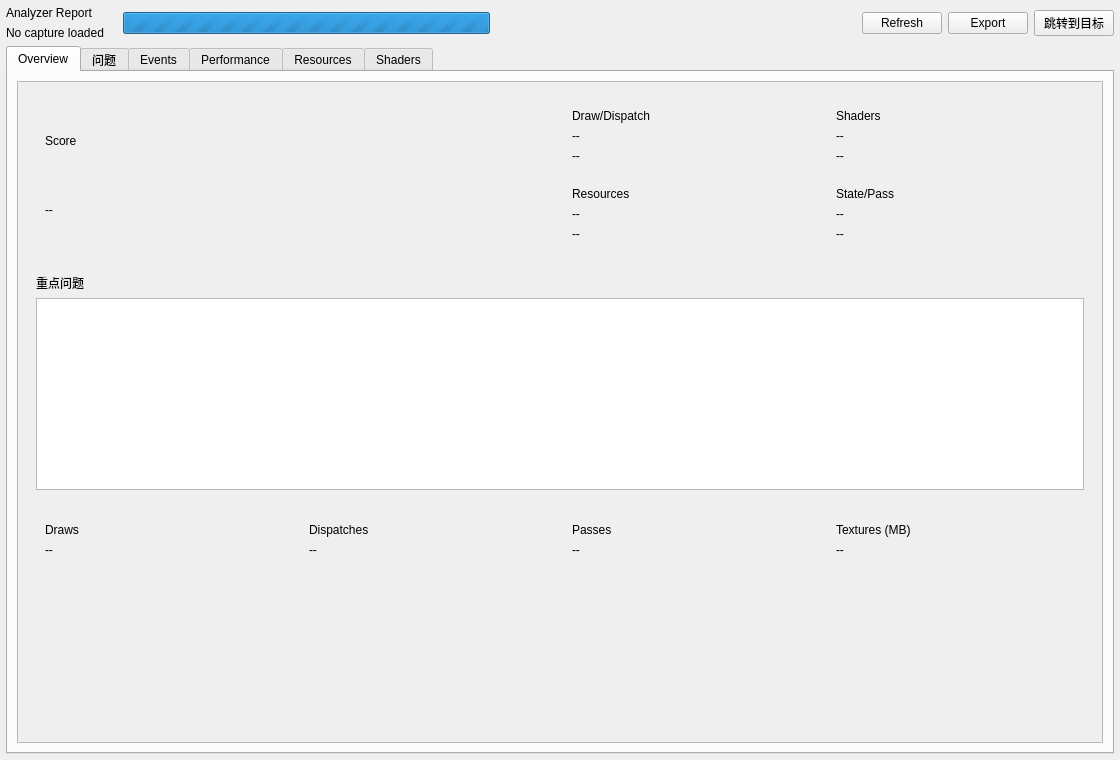
The window that qrenderdoc/Windows/AnalyzerReportViewer.ui (lizr-arch/renderdoc-ai) describes before a commit, drawn with Qt 5.
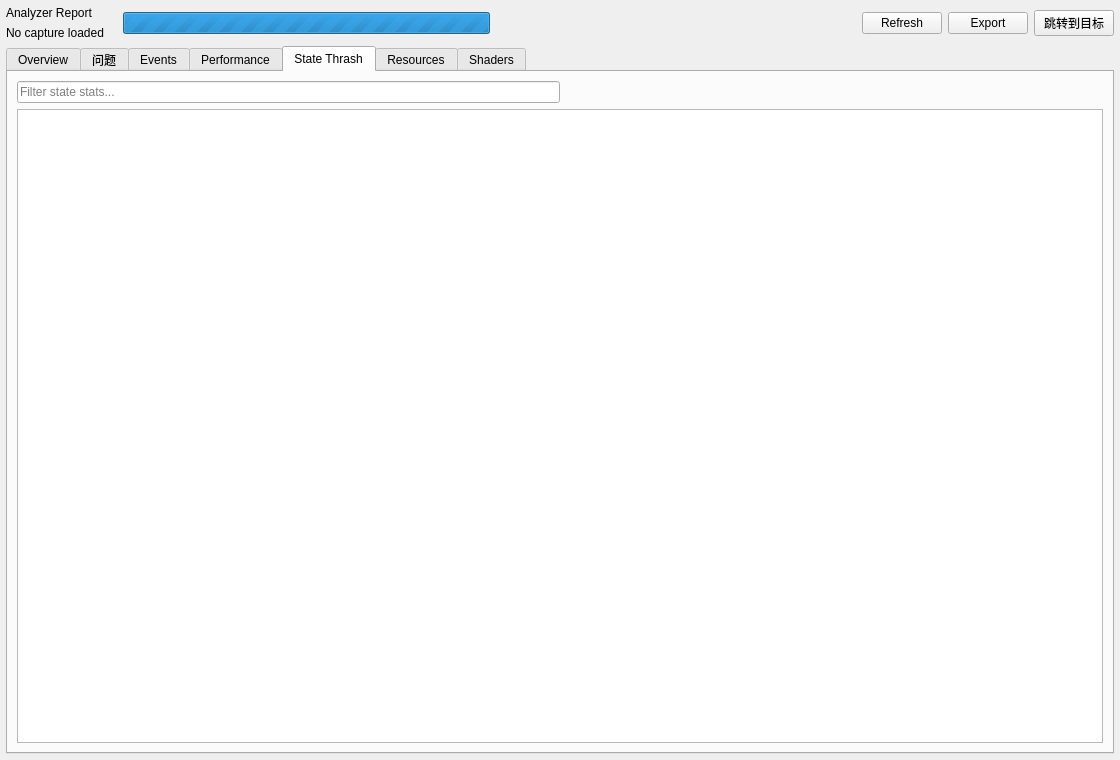
The same window after the commit. The open tabs and pages were chosen to show the change.

Commit message:
feat(qrenderdoc-analyzer): add state thrash stats view
- add state thrash snapshot + json export
- add state thrash tab with sorting/jump
- add model and unit test

```diff
--- a/qrenderdoc/Windows/AnalyzerReportViewer.ui
+++ b/qrenderdoc/Windows/AnalyzerReportViewer.ui
@@ -559,6 +559,40 @@
       </item>
      </layout>
     </widget>
+    <widget class="QWidget" name="stateThrashTab">
+     <attribute name="title">
+      <string>State Thrash</string>
+     </attribute>
+     <layout class="QVBoxLayout" name="stateThrashLayout">
+      <item>
+       <layout class="QHBoxLayout" name="stateThrashFilterLayout">
+        <item>
+         <widget class="QLineEdit" name="stateThrashFilterEdit">
+          <property name="placeholderText">
+           <string>Filter state stats...</string>
+          </property>
+         </widget>
+        </item>
+        <item>
+         <spacer name="stateThrashFilterSpacer">
+          <property name="orientation">
+           <enum>Qt::Horizontal</enum>
+          </property>
+          <property name="sizeHint" stdset="0">
+           <size>
+            <width>40</width>
+            <height>20</height>
+           </size>
+          </property>
+         </spacer>
+        </item>
+       </layout>
+      </item>
+      <item>
+       <widget class="QTableView" name="stateThrashTable"/>
+      </item>
+     </layout>
+    </widget>
     <widget class="QWidget" name="texturesTab">
      <attribute name="title">
       <string>Resources</string>
```
The commit also changes 11 other files.
